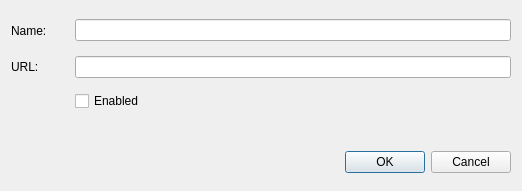
The window that python/pyplugin_installer/qgsplugininstallerrepositorybase.ui (carsmie/QGIS) describes before a commit, drawn with Qt 5.
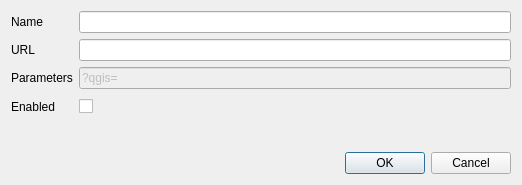
The same window after the commit.

Commit message: [Plugin Installer] Fix #8080

What changed in the file:
```diff
--- a/python/pyplugin_installer/qgsplugininstallerrepositorybase.ui
+++ b/python/pyplugin_installer/qgsplugininstallerrepositorybase.ui
@@ -1,13 +1,13 @@
 <ui version="4.0" >
  <author>Borys Jurgiel</author>
  <class>QgsPluginInstallerRepositoryDetailsDialogBase</class>
- <widget class="QDialog" name="QgsPluginInstallerRepositoryDetailsDialogBase" >
-  <property name="geometry" >
+ <widget class="QDialog" name="QgsPluginInstallerRepositoryDetailsDialogBase">
+  <property name="geometry">
    <rect>
     <x>0</x>
     <y>0</y>
     <width>522</width>
-    <height>191</height>
+    <height>185</height>
    </rect>
   </property>
   <property name="sizePolicy" >
@@ -25,69 +25,10 @@
   <property name="whatsThis" >
    <string/>
   </property>
-  <layout class="QGridLayout" >
-   <item row="0" column="0" >
-    <widget class="QLabel" name="label" >
-     <property name="sizePolicy" >
-      <sizepolicy vsizetype="Preferred" hsizetype="Fixed" >
-       <horstretch>0</horstretch>
-       <verstretch>0</verstretch>
-      </sizepolicy>
-     </property>
-     <property name="text" >
-      <string>Name:</string>
-     </property>
-    </widget>
-   </item>
-   <item row="0" column="1" >
-    <spacer>
-     <property name="orientation" >
-      <enum>Qt::Horizontal</enum>
-     </property>
-     <property name="sizeType" >
-      <enum>QSizePolicy::Fixed</enum>
-     </property>
-     <property name="sizeHint" >
-      <size>
-       <width>16</width>
-       <height>27</height>
-      </size>
-     </property>
-    </spacer>
-   </item>
-   <item row="0" column="2" colspan="2" >
-    <widget class="QLineEdit" name="editName" >
-     <property name="toolTip" >
-      <string>Enter a name for the repository</string>
-     </property>
-     <property name="whatsThis" >
-      <string>Enter a name for the repository</string>
-     </property>
-    </widget>
-   </item>
-   <item row="1" column="0" >
-    <widget class="QLabel" name="label_2" >
-     <property name="text" >
-      <string>URL:</string>
-     </property>
-    </widget>
-   </item>
-   <item row="1" column="2" colspan="2" >
-    <widget class="QLineEdit" name="editURL" >
-     <property name="toolTip" >
-      <string>Enter the repository URL, beginning with "http://"</string>
-     </property>
-     <property name="whatsThis" >
-      <string>Enter the repository URL, beginning with "http://"</string>
-     </property>
-     <property name="text" >
-      <string/>
-     </property>
-    </widget>
-   </item>
-   <item row="2" column="2" >
-    <widget class="QCheckBox" name="checkBoxEnabled" >
-     <property name="enabled" >
+  <layout class="QGridLayout">
+   <item row="5" column="1" colspan="2">
+    <widget class="QLabel" name="labelInfo">
+     <property name="enabled">
       <bool>true</bool>
      </property>
      <property name="sizePolicy" >
@@ -96,48 +37,7 @@
        <verstretch>0</verstretch>
       </sizepolicy>
      </property>
-     <property name="toolTip" >
-      <string>Enable or disable the repository (disabled repositories will be omitted)</string>
-     </property>
-     <property name="whatsThis" >
-      <string>Enable or disable the repository (disabled repositories will be omitted)</string>
-     </property>
-     <property name="text" >
-      <string>Enabled</string>
-     </property>
-     <property name="checked" >
-      <bool>false</bool>
-     </property>
-    </widget>
-   </item>
-   <item row="2" column="3" >
-    <spacer>
-     <property name="orientation" >
-      <enum>Qt::Horizontal</enum>
-     </property>
-     <property name="sizeType" >
-      <enum>QSizePolicy::Fixed</enum>
-     </property>
-     <property name="sizeHint" >
-      <size>
-       <width>351</width>
-       <height>23</height>
-      </size>
-     </property>
-    </spacer>
-   </item>
-   <item row="3" column="2" colspan="2" >
-    <widget class="QLabel" name="labelInfo" >
-     <property name="enabled" >
-      <bool>true</bool>
-     </property>
-     <property name="sizePolicy" >
-      <sizepolicy vsizetype="Fixed" hsizetype="Expanding" >
-       <horstretch>0</horstretch>
-       <verstretch>0</verstretch>
-      </sizepolicy>
-     </property>
-     <property name="palette" >
+     <property name="palette">
       <palette>
        <active>
         <colorrole role="WindowText" >
@@ -188,13 +88,146 @@
      </property>
     </widget>
    </item>
-   <item row="5" column="0" colspan="4" >
-    <widget class="QDialogButtonBox" name="buttonBox" >
-     <property name="orientation" >
+   <item row="7" column="0" colspan="3">
+    <widget class="QDialogButtonBox" name="buttonBox">
+     <property name="orientation">
       <enum>Qt::Horizontal</enum>
      </property>
-     <property name="standardButtons" >
-      <set>QDialogButtonBox::Cancel|QDialogButtonBox::NoButton|QDialogButtonBox::Ok</set>
+     <property name="standardButtons">
+      <set>QDialogButtonBox::Cancel|QDialogButtonBox::Ok</set>
+     </property>
+    </widget>
+   </item>
+   <item row="0" column="0">
+    <widget class="QLabel" name="label">
+     <property name="sizePolicy">
+      <sizepolicy hsizetype="Fixed" vsizetype="Preferred">
+       <horstretch>0</horstretch>
+       <verstretch>0</verstretch>
+      </sizepolicy>
+     </property>
+     <property name="text">
+      <string>Name</string>
+     </property>
+     <property name="buddy">
+      <cstring>editName</cstring>
+     </property>
+    </widget>
+   </item>
+   <item row="4" column="1" colspan="2">
+    <spacer name="verticalSpacer">
+     <property name="orientation">
+      <enum>Qt::Vertical</enum>
+     </property>
+     <property name="sizeHint" stdset="0">
+      <size>
+       <width>20</width>
+       <height>40</height>
+      </size>
+     </property>
+    </spacer>
+   </item>
+   <item row="1" column="1" colspan="2">
+    <widget class="QLineEdit" name="editURL">
+     <property name="toolTip">
+      <string>Enter the repository URL, beginning with &quot;http://&quot;</string>
+     </property>
+     <property name="whatsThis">
+      <string>Enter the repository URL, beginning with &quot;http://&quot;</string>
+     </property>
+     <property name="text">
+      <string/>
+     </property>
+    </widget>
+   </item>
+   <item row="3" column="1">
+    <widget class="QCheckBox" name="checkBoxEnabled">
+     <property name="enabled">
+      <bool>true</bool>
+     </property>
+     <property name="sizePolicy">
+      <sizepolicy hsizetype="Fixed" vsizetype="Fixed">
+       <horstretch>0</horstretch>
+       <verstretch>0</verstretch>
+      </sizepolicy>
+     </property>
+     <property name="toolTip">
+      <string>Enable or disable the repository (disabled repositories will be omitted)</string>
+     </property>
+     <property name="whatsThis">
+      <string>Enable or disable the repository (disabled repositories will be omitted)</string>
+     </property>
+     <property name="text">
+      <string/>
+     </property>
+     <property name="checked">
+      <bool>false</bool>
+     </property>
+    </widget>
+   </item>
+   <item row="2" column="0">
+    <widget class="QLabel" name="label_3">
+     <property name="text">
+      <string>Parameters</string>
+     </property>
+     <property name="buddy">
+      <cstring>editParams</cstring>
+     </property>
+    </widget>
+   </item>
+   <item row="2" column="1" colspan="2">
+    <widget class="QLineEdit" name="editParams">
+     <property name="enabled">
+      <bool>false</bool>
+     </property>
+     <property name="text">
+      <string>?qgis=</string>
+     </property>
+    </widget>
+   </item>
+   <item row="0" column="1" colspan="2">
+    <widget class="QLineEdit" name="editName">
+     <property name="toolTip">
+      <string>Enter a name for the repository</string>
+     </property>
+     <property name="whatsThis">
+      <string>Enter a name for the repository</string>
+     </property>
+    </widget>
+   </item>
+   <item row="1" column="0">
+    <widget class="QLabel" name="label_2">
+     <property name="text">
+      <string>URL</string>
+     </property>
+     <property name="buddy">
+      <cstring>editURL</cstring>
+     </property>
+    </widget>
+   </item>
+   <item row="3" column="2">
+    <spacer>
+     <property name="orientation">
+      <enum>Qt::Horizontal</enum>
+     </property>
+     <property name="sizeType">
+      <enum>QSizePolicy::Fixed</enum>
+     </property>
+     <property name="sizeHint" stdset="0">
+      <size>
+       <width>351</width>
+       <height>23</height>
+      </size>
+     </property>
+    </spacer>
+   </item>
+   <item row="3" column="0">
+    <widget class="QLabel" name="label_4">
+     <property name="text">
+      <string>Enabled</string>
+     </property>
+     <property name="buddy">
+      <cstring>checkBoxEnabled</cstring>
      </property>
     </widget>
    </item>
```
Left out of the diff: 69 changed lines with no effect on the pictures. The commit also changes 2 other files.
